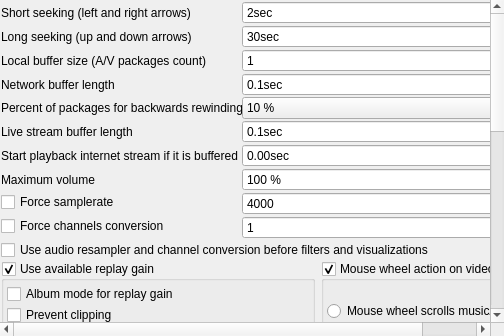
Before: the Qt Designer form src/gui/Ui/SettingsPlayback.ui in zaps166/QMPlay2, drawn with Qt 5.
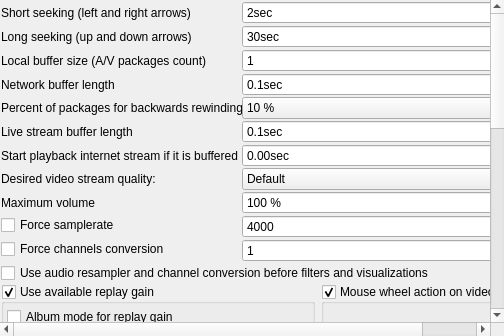
After: the same form once the commit is applied.

Commit message:
Allow to choose desired video stream quality
Closes: #704

Patch:
```diff
--- a/src/gui/Ui/SettingsPlayback.ui
+++ b/src/gui/Ui/SettingsPlayback.ui
@@ -368,13 +368,50 @@
           </widget>
          </item>
          <item row="7" column="0">
+          <widget class="QLabel" name="desiredVideoHeightL">
+           <property name="text">
+            <string>Desired video stream quality:</string>
+           </property>
+          </widget>
+         </item>
+         <item row="7" column="1">
+          <widget class="QComboBox" name="desiredVideoHeightB">
+           <item>
+            <property name="text">
+             <string>Default</string>
+            </property>
+           </item>
+           <item>
+            <property name="text">
+             <string>SD</string>
+            </property>
+           </item>
+           <item>
+            <property name="text">
+             <string>HD</string>
+            </property>
+           </item>
+           <item>
+            <property name="text">
+             <string>Full HD</string>
+            </property>
+           </item>
+           <item>
+            <property name="text">
+             <string>4K</string>
+            </property>
+           </item>
+          </widget>
+         </item>
+
+         <item row="8" column="0">
           <widget class="QLabel" name="maxVolL">
            <property name="text">
             <string>Maximum volume</string>
            </property>
           </widget>
          </item>
-         <item row="7" column="1">
+         <item row="8" column="1">
           <widget class="QSpinBox" name="maxVolB">
            <property name="suffix">
             <string notr="true"> %</string>
@@ -390,14 +427,14 @@
            </property>
           </widget>
          </item>
-         <item row="8" column="0">
+         <item row="9" column="0">
           <widget class="QCheckBox" name="forceSamplerate">
            <property name="text">
             <string>Force samplerate</string>
            </property>
           </widget>
          </item>
-         <item row="8" column="1">
+         <item row="9" column="1">
           <widget class="QSpinBox" name="samplerateB">
            <property name="minimum">
             <number>4000</number>
@@ -407,7 +444,7 @@
            </property>
           </widget>
          </item>
-         <item row="9" column="0">
+         <item row="10" column="0">
           <widget class="QCheckBox" name="forceChannels">
            <property name="text">
             <string>Force channels conversion</string>
@@ -417,7 +454,7 @@
            </property>
           </widget>
          </item>
-         <item row="9" column="1">
+         <item row="10" column="1">
           <widget class="QSpinBox" name="channelsB">
            <property name="minimum">
             <number>1</number>
@@ -427,7 +464,7 @@
            </property>
           </widget>
          </item>
-         <item row="10" column="0" colspan="2">
+         <item row="11" column="0" colspan="2">
           <widget class="QCheckBox" name="resamplerFirst">
            <property name="text">
             <string>Use audio resampler and channel conversion before filters and visualizations</string>
```
Left out of the diff: 1 changed line with no effect on the pictures. The commit also changes 2 other files.
